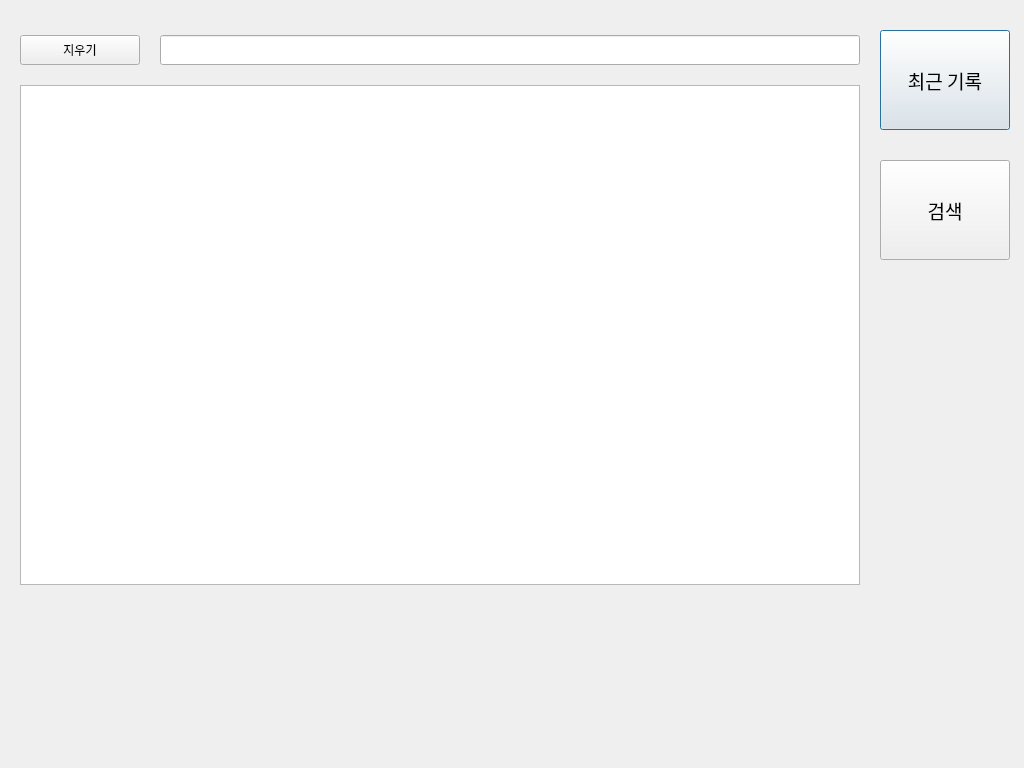
Above: 재고관리/storage.ui from go4521304/storage before the change. Below: the same form after it.
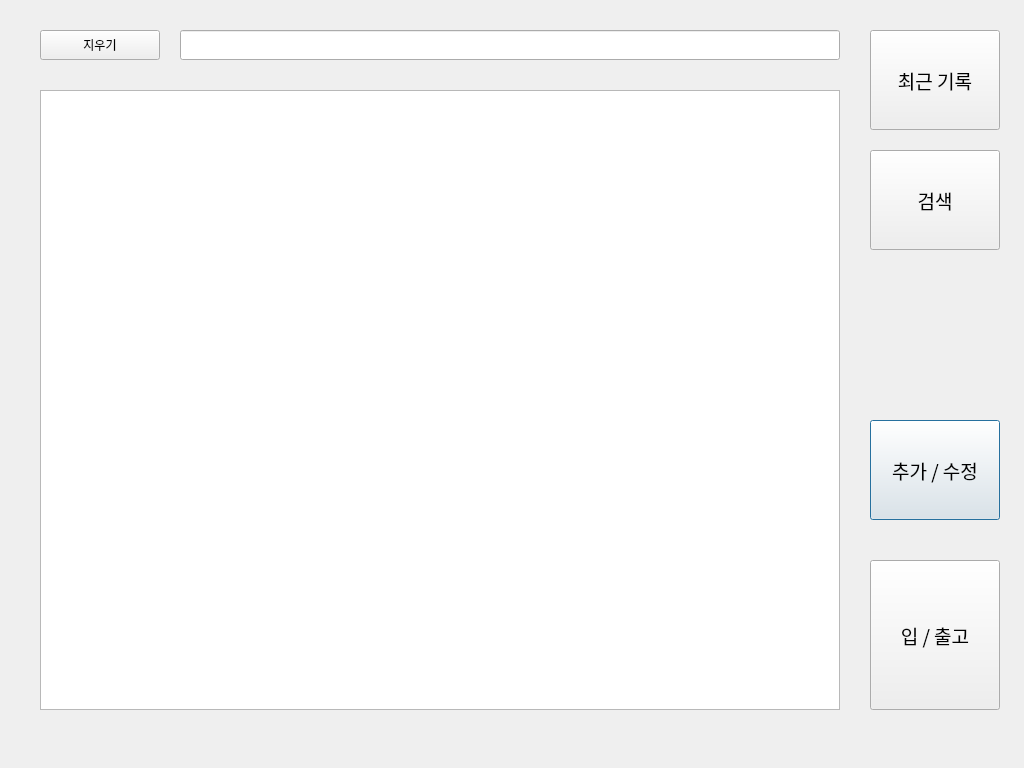
That is the form after the change. The open tabs and pages were chosen to show the change.

Commit message:
순서도 추가 UI 추가 계획 추가
구현사항
새 팝업창 구현
팝업창을 닫을때 사용한 변수 , 칸 초기화
검색창에 바코드를 입력했을때 기존에 있는 품목인지 검색 추가

계획
저장 - 업데이트 / 신규 / 빈칸 경고
닫기 - 저장안된 사항 경고

The edit to the form file:
```diff
--- a/재고관리/storage.ui
+++ b/재고관리/storage.ui
@@ -22,7 +22,7 @@
    <property name="geometry">
     <rect>
      <x>0</x>
-     <y>5</y>
+     <y>0</y>
      <width>1024</width>
      <height>768</height>
     </rect>
@@ -186,10 +186,10 @@
     <widget class="QListWidget" name="QList_search">
      <property name="geometry">
       <rect>
-       <x>20</x>
-       <y>80</y>
-       <width>840</width>
-       <height>500</height>
+       <x>40</x>
+       <y>90</y>
+       <width>800</width>
+       <height>620</height>
       </rect>
      </property>
      <property name="font">
@@ -214,17 +214,17 @@
     <widget class="QLineEdit" name="QLine_search">
      <property name="geometry">
       <rect>
-       <x>160</x>
+       <x>180</x>
        <y>30</y>
-       <width>700</width>
+       <width>660</width>
        <height>30</height>
       </rect>
      </property>
      <property name="font">
       <font>
        <family>나눔고딕</family>
-       <weight>75</weight>
-       <bold>true</bold>
+       <weight>50</weight>
+       <bold>false</bold>
       </font>
      </property>
      <property name="text">
@@ -234,7 +234,7 @@
     <widget class="QPushButton" name="QBtn_searchCls">
      <property name="geometry">
       <rect>
-       <x>20</x>
+       <x>40</x>
        <y>30</y>
        <width>120</width>
        <height>30</height>
@@ -252,12 +252,30 @@
       <bool>false</bool>
      </property>
     </widget>
+    <widget class="QPushButton" name="QBtn_warehousing">
+     <property name="geometry">
+      <rect>
+       <x>870</x>
+       <y>420</y>
+       <width>130</width>
+       <height>100</height>
+      </rect>
+     </property>
+     <property name="font">
+      <font>
+       <pointsize>14</pointsize>
+      </font>
+     </property>
+     <property name="text">
+      <string>추가 / 수정</string>
+     </property>
+    </widget>
    </widget>
   </widget>
   <widget class="QPushButton" name="QBtn_toMain">
    <property name="geometry">
     <rect>
-     <x>880</x>
+     <x>870</x>
      <y>30</y>
      <width>130</width>
      <height>100</height>
@@ -276,8 +294,8 @@
   <widget class="QPushButton" name="QBtn_toSearch">
    <property name="geometry">
     <rect>
-     <x>880</x>
-     <y>160</y>
+     <x>870</x>
+     <y>150</y>
      <width>130</width>
      <height>100</height>
     </rect>
@@ -294,6 +312,27 @@
     <string>검색</string>
    </property>
   </widget>
+  <widget class="QPushButton" name="QBtn_quantity">
+   <property name="geometry">
+    <rect>
+     <x>870</x>
+     <y>560</y>
+     <width>130</width>
+     <height>150</height>
+    </rect>
+   </property>
+   <property name="font">
+    <font>
+     <family>나눔고딕</family>
+     <pointsize>14</pointsize>
+     <weight>50</weight>
+     <bold>false</bold>
+    </font>
+   </property>
+   <property name="text">
+    <string>입 / 출고</string>
+   </property>
+  </widget>
  </widget>
  <tabstops>
   <tabstop>QBtn_toMain</tabstop>
```
Left out of the diff: 16 changed lines with no effect on the pictures. The commit also changes 6 other files.
